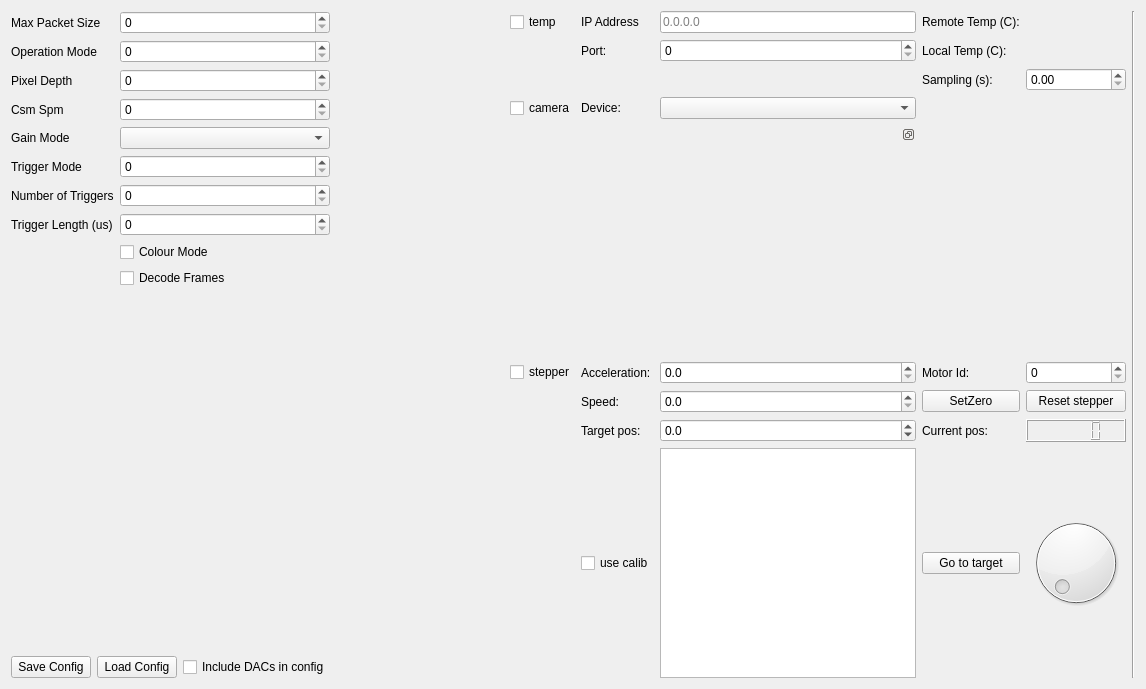
navrit/dexter, file SpidrMpx3Eq/qcstmconfigmonitoring.ui: the form before one commit.
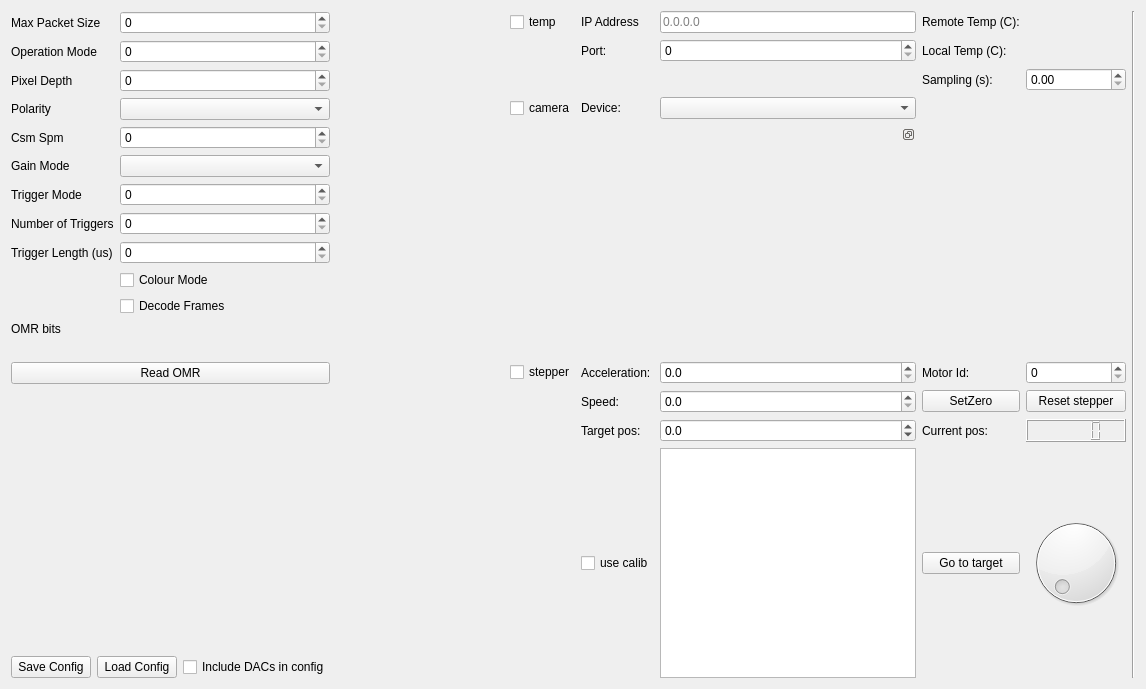
The form after the commit.

Commit message: OMR read back. OK.

```diff
--- a/SpidrMpx3Eq/qcstmconfigmonitoring.ui
+++ b/SpidrMpx3Eq/qcstmconfigmonitoring.ui
@@ -71,14 +71,14 @@
            </property>
           </widget>
          </item>
-         <item row="4" column="0">
+         <item row="5" column="0">
           <widget class="QLabel" name="label_5">
            <property name="text">
             <string>Csm Spm</string>
            </property>
           </widget>
          </item>
-         <item row="4" column="1">
+         <item row="5" column="1">
           <widget class="QSpinBox" name="csmSpmSpinner">
            <property name="keyboardTracking">
             <bool>false</bool>
@@ -88,21 +88,21 @@
            </property>
           </widget>
          </item>
-         <item row="5" column="0">
+         <item row="6" column="0">
           <widget class="QLabel" name="label_6">
            <property name="text">
             <string>Gain Mode</string>
            </property>
           </widget>
          </item>
-         <item row="7" column="0">
+         <item row="8" column="0">
           <widget class="QLabel" name="label_7">
            <property name="text">
             <string>Trigger Mode</string>
            </property>
           </widget>
          </item>
-         <item row="7" column="1">
+         <item row="8" column="1">
           <widget class="QSpinBox" name="triggerModeSpinner">
            <property name="keyboardTracking">
             <bool>false</bool>
@@ -112,14 +112,14 @@
            </property>
           </widget>
          </item>
-         <item row="8" column="0">
+         <item row="9" column="0">
           <widget class="QLabel" name="label_9">
            <property name="text">
             <string>Number of Triggers</string>
            </property>
           </widget>
          </item>
-         <item row="8" column="1">
+         <item row="9" column="1">
           <widget class="QSpinBox" name="nTriggersSpinner">
            <property name="keyboardTracking">
             <bool>false</bool>
@@ -129,42 +129,73 @@
            </property>
           </widget>
          </item>
-         <item row="9" column="0">
+         <item row="10" column="0">
           <widget class="QLabel" name="label_8">
            <property name="text">
             <string>Trigger Length (us)</string>
            </property>
           </widget>
          </item>
-         <item row="9" column="1">
-          <widget class="QSpinBox" name="triggerLengthSpinner">
-           <property name="keyboardTracking">
-            <bool>false</bool>
-           </property>
-           <property name="maximum">
-            <number>999999999</number>
-           </property>
-          </widget>
-         </item>
          <item row="10" column="1">
+          <widget class="QSpinBox" name="triggerLengthSpinner">
+           <property name="keyboardTracking">
+            <bool>false</bool>
+           </property>
+           <property name="maximum">
+            <number>999999999</number>
+           </property>
+          </widget>
+         </item>
+         <item row="11" column="1">
           <widget class="QCheckBox" name="ColourModeCheckBox">
            <property name="text">
             <string>Colour Mode</string>
            </property>
           </widget>
          </item>
-         <item row="11" column="1">
+         <item row="12" column="1">
           <widget class="QCheckBox" name="decodeFramesCheckbox">
            <property name="text">
             <string>Decode Frames</string>
            </property>
           </widget>
          </item>
-         <item row="5" column="1">
+         <item row="6" column="1">
           <widget class="QComboBox" name="gainModeCombobox"/>
          </item>
+         <item row="4" column="0">
+          <widget class="QLabel" name="label_16">
+           <property name="text">
+            <string>Polarity</string>
+           </property>
+          </widget>
+         </item>
+         <item row="4" column="1">
+          <widget class="QComboBox" name="polarityComboBox"/>
+         </item>
         </layout>
        </item>
+       <item>
+        <widget class="QLabel" name="label_17">
+         <property name="text">
+          <string>OMR bits</string>
+         </property>
+        </widget>
+       </item>
+       <item>
+        <widget class="QLabel" name="omrDisplayLabel">
+         <property name="text">
+          <string/>
+         </property>
+        </widget>
+       </item>
+       <item>
+        <widget class="QPushButton" name="readOMRPushButton">
+         <property name="text">
+          <string>Read OMR</string>
+         </property>
+        </widget>
+       </item>
        <item>
         <spacer name="verticalSpacer_2">
          <property name="orientation">
```
The commit also changes 4 other files.
